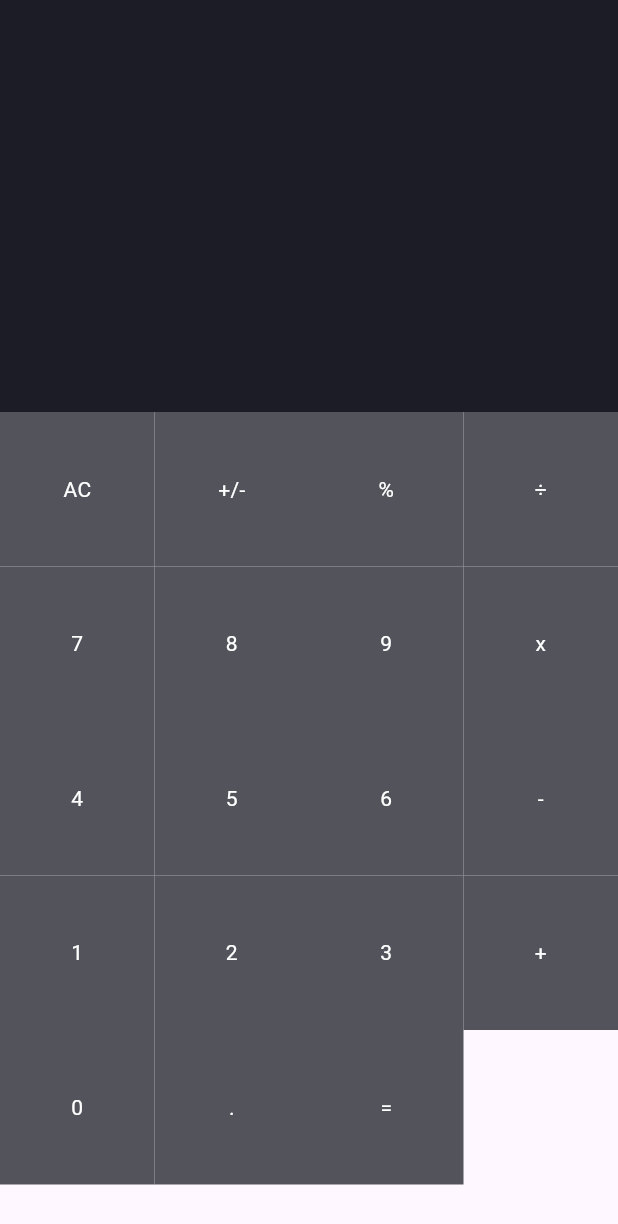
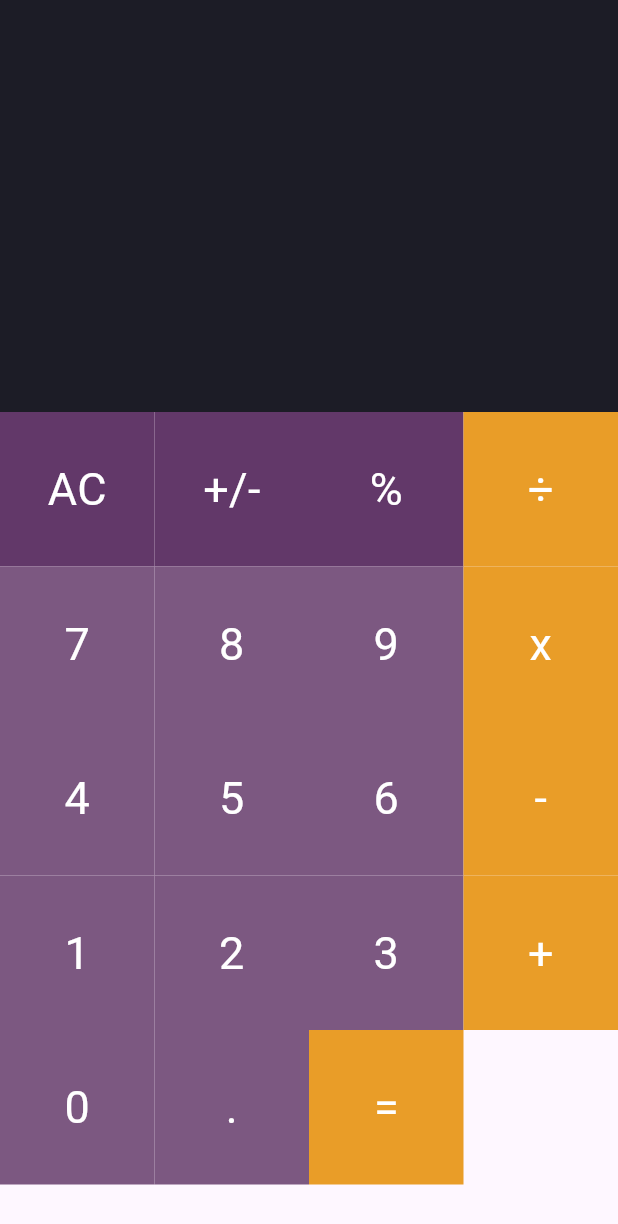
Before and after one commit to rezash76/calculator, a Flutter app: the screen it shows after launch, on a phone screen of 412 x 824 dp. Shown: the top 1224 px of the screen. Run offline on Flutter 3.47's test engine with Material 2 defaults, Android fonts, the phone set to English and light mode, and no system bars; our stand-ins replace bloc.

Commit message:
button type added.

```diff
--- a/lib/presentation/bottons.dart
+++ /dev/null
@@ -1,17 +0,0 @@
-import 'package:flutter/material.dart';
-
-class MyBottons extends StatelessWidget {
-  final color;
-  final textColor;
-  final String buttonText;
-
-  MyBottons({this.color, this.textColor, required this.buttonText});
-
-  @override
-  Widget build(BuildContext context) {
-    return Container(
-      color: color,
-      child: Center(child: Text(buttonText, style: TextStyle(color: textColor)),),
-    );
-  }
-}
--- /dev/null
+++ b/lib/presentation/button.dart
@@ -0,0 +1,40 @@
+import 'package:calculator/presentation/button_type.dart';
+import 'package:flutter/material.dart';
+
+class MyButton extends StatelessWidget {
+  final String buttonText;
+  final ButtonType type;
+
+  const MyButton({
+    super.key,
+    required this.buttonText,
+    required this.type,
+  });
+
+  @override
+  Widget build(BuildContext context) {
+    Color color;
+    switch (type) {
+      case ButtonType.number:
+        color = const Color.fromARGB(255, 124, 88, 129);
+        break;
+      case ButtonType.operation:
+        color = const Color.fromARGB(255, 233, 157, 40);
+        break;
+      default:
+        color = const Color.fromARGB(255, 98, 56, 105);
+    }
+    return Container(
+      color: color,
+      child: Center(
+        child: Text(
+          buttonText,
+          style: const TextStyle(
+            color: Colors.white,
+            fontSize: 30,
+          ),
+        ),
+      ),
+    );
+  }
+}
--- /dev/null
+++ b/lib/presentation/button_type.dart
@@ -0,0 +1 @@
+enum ButtonType { number, operation, other }
--- a/lib/presentation/calculator_screen.dart
+++ b/lib/presentation/calculator_screen.dart
@@ -1,20 +1,36 @@
-import 'package:calculator/presentation/bottons.dart';
+import 'package:calculator/presentation/button.dart';
+import 'package:calculator/presentation/button_type.dart';
 import 'package:flutter/material.dart';
 
 class CalcScreen extends StatelessWidget {
   CalcScreen({super.key});
 
-  final List<String> buttons =
-  [
-    'AC','+/-', '%', '÷' ,
-    '7' , '8' , '9', 'x' ,
-    '4' , '5' , '6', '-' ,
-    '1' , '2' , '3', '+' ,
-    '0' , '.' , '=' ,
-  ];
+  final Map<String, ButtonType> buttons = {
+    'AC': ButtonType.other,
+    '+/-': ButtonType.other,
+    '%': ButtonType.other,
+    '÷': ButtonType.operation,
+    '7': ButtonType.number,
+    '8': ButtonType.number,
+    '9': ButtonType.number,
+    'x': ButtonType.operation,
+    '4': ButtonType.number,
+    '5': ButtonType.number,
+    '6': ButtonType.number,
+    '-': ButtonType.operation,
+    '1': ButtonType.number,
+    '2': ButtonType.number,
+    '3': ButtonType.number,
+    '+': ButtonType.operation,
+    '0': ButtonType.number,
+    '.': ButtonType.number,
+    '=': ButtonType.operation,
+  };
 
   @override
   Widget build(BuildContext context) {
+    var keys = buttons.keys.map((e) => e).toList();
+    var values = buttons.values.map((e) => e).toList();
     return Scaffold(
       body: Column(
         children: [
@@ -24,18 +40,16 @@ class CalcScreen extends StatelessWidget {
           )),
           Expanded(
             flex: 2,
-            child: Container(
-              child:  GridView.builder(
+            child: GridView.builder(
                 itemCount: buttons.length,
-                gridDelegate: SliverGridDelegateWithFixedCrossAxisCount(crossAxisCount: 4),
-                itemBuilder: (BuildContext context, int index){
-                  return MyBottons(
-                    buttonText: buttons[index],
-                    color: Color.fromARGB(255, 83, 83, 92),
-                    textColor: Colors.white,
-                    );
-                  }),
-            ),
+                gridDelegate: const SliverGridDelegateWithFixedCrossAxisCount(
+                    crossAxisCount: 4),
+                itemBuilder: (BuildContext context, int index) {
+                  return MyButton(
+                    buttonText: keys[index],
+                    type: values[index],
+                  );
+                }),
           ),
         ],
       ),
```
Also changed, not shown: 1 other file.
